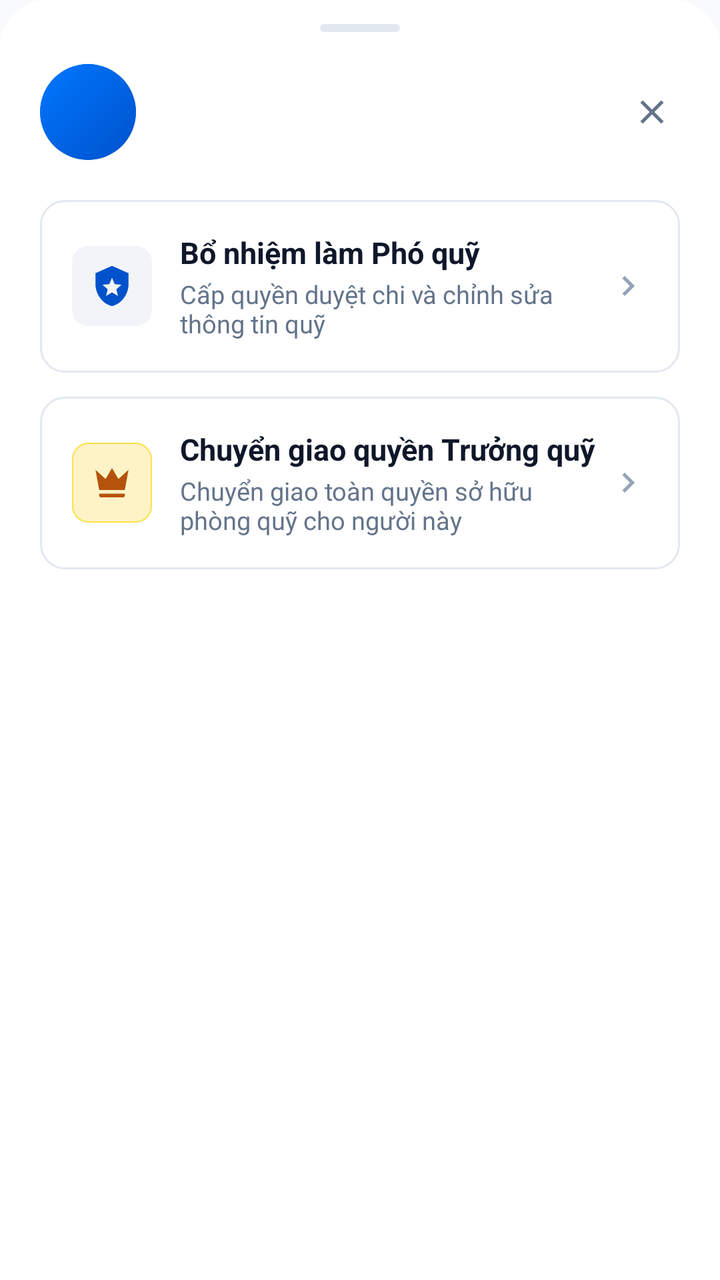
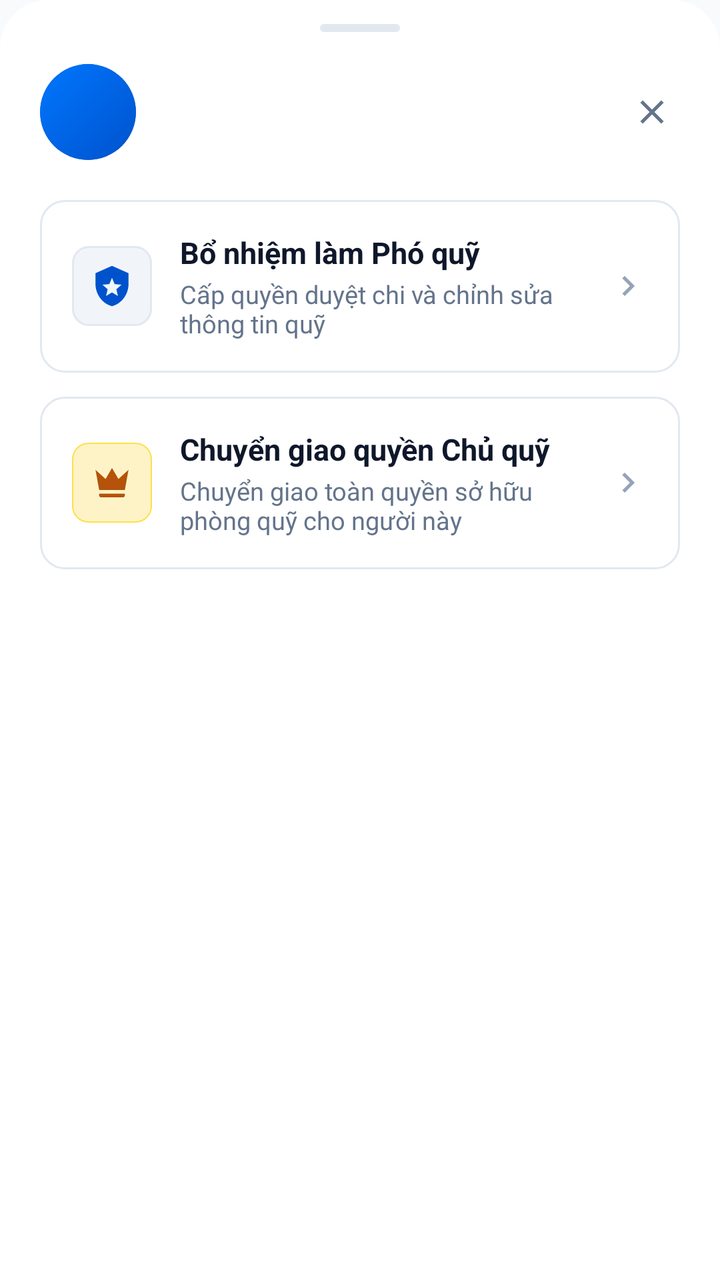

Compare the two renders of this Android layout. The source of the first and the diff that turns it into the second are given below.
<!-- AndroidManifest.xml: application theme Theme.SharedFund -->
<!-- res/layout/bottom_sheet_member_actions.xml -->
<?xml version="1.0" encoding="utf-8"?>
<LinearLayout xmlns:android="http://schemas.android.com/apk/res/android"
    xmlns:app="http://schemas.android.com/apk/res-auto"
    android:layout_width="match_parent"
    android:layout_height="wrap_content"
    android:background="@drawable/bg_bottom_sheet"
    android:orientation="vertical"
    android:paddingStart="20dp"
    android:paddingTop="12dp"
    android:paddingEnd="20dp"
    android:paddingBottom="24dp">

    <View
        android:layout_width="40dp"
        android:layout_height="4dp"
        android:layout_gravity="center_horizontal"
        android:layout_marginBottom="16dp"
        android:background="@drawable/bg_sheet_drag_handle" />

    <RelativeLayout
        android:layout_width="match_parent"
        android:layout_height="wrap_content"
        android:layout_marginBottom="20dp">

        <LinearLayout
            android:layout_width="match_parent"
            android:layout_height="wrap_content"
            android:layout_toStartOf="@id/btnCloseMemberActionSheet"
            android:gravity="center_vertical"
            android:orientation="horizontal">

            <FrameLayout
                android:layout_width="48dp"
                android:layout_height="48dp">

                <ImageView
                    android:id="@+id/ivSheetMemberAvatar"
                    android:layout_width="match_parent"
                    android:layout_height="match_parent"
                    android:background="@drawable/bg_avatar_circle"
                    android:clipToOutline="true"
                    android:scaleType="centerCrop" />

                <TextView
                    android:id="@+id/tvSheetMemberInitials"
                    android:layout_width="match_parent"
                    android:layout_height="match_parent"
                    android:background="@drawable/bg_avatar_circle"
                    android:gravity="center"
                    android:textColor="@android:color/white"
                    android:textSize="16sp"
                    android:textStyle="bold" />
            </FrameLayout>

            <LinearLayout
                android:layout_width="0dp"
                android:layout_height="wrap_content"
                android:layout_marginStart="14dp"
                android:layout_weight="1"
                android:orientation="vertical">

                <TextView
                    android:id="@+id/tvSheetMemberName"
                    android:layout_width="wrap_content"
                    android:layout_height="wrap_content"
                    android:ellipsize="end"
                    android:maxLines="1"
                    android:textColor="@color/text_primary"
                    android:textSize="17sp"
                    android:textStyle="bold" />

                <TextView
                    android:id="@+id/tvSheetMemberRole"
                    android:layout_width="wrap_content"
                    android:layout_height="wrap_content"
                    android:layout_marginTop="4dp"
                    android:textColor="@color/text_secondary"
                    android:textSize="13sp" />
            </LinearLayout>
        </LinearLayout>

        <ImageView
            android:id="@+id/btnCloseMemberActionSheet"
            android:layout_width="28dp"
            android:layout_height="28dp"
            android:layout_alignParentEnd="true"
            android:layout_centerVertical="true"
            android:background="?attr/selectableItemBackgroundBorderless"
            android:contentDescription="Đóng"
            android:padding="4dp"
            android:src="@drawable/ic_close"
            app:tint="@color/text_secondary" />
    </RelativeLayout>

    <LinearLayout
        android:id="@+id/btnSheetToggleTreasurer"
        android:layout_width="match_parent"
        android:layout_height="wrap_content"
        android:layout_marginBottom="12dp"
        android:background="@drawable/bg_input_box"
        android:clickable="true"
        android:focusable="true"
        android:gravity="center_vertical"
        android:orientation="horizontal"
        android:padding="16dp">

        <FrameLayout
            android:layout_width="40dp"
            android:layout_height="40dp"
            android:background="@drawable/bg_role_badge_pill">

            <ImageView
                android:id="@+id/ivSheetTreasurerIcon"
                android:layout_width="22dp"
                android:layout_height="22dp"
                android:layout_gravity="center"
                android:src="@drawable/ic_shield_star"
                app:tint="@color/primary" />
        </FrameLayout>

        <LinearLayout
            android:layout_width="0dp"
            android:layout_height="wrap_content"
            android:layout_marginStart="14dp"
            android:layout_weight="1"
            android:orientation="vertical">

            <TextView
                android:id="@+id/tvSheetTreasurerTitle"
                android:layout_width="wrap_content"
                android:layout_height="wrap_content"
                android:text="Bổ nhiệm làm Phó quỹ"
                android:textColor="@color/text_primary"
                android:textSize="15sp"
                android:textStyle="bold" />

            <TextView
                android:id="@+id/tvSheetTreasurerDesc"
                android:layout_width="wrap_content"
                android:layout_height="wrap_content"
                android:layout_marginTop="2dp"
                android:text="Cấp quyền duyệt chi và chỉnh sửa thông tin quỹ"
                android:textColor="@color/text_secondary"
                android:textSize="12.5sp" />
        </LinearLayout>

        <ImageView
            android:layout_width="20dp"
            android:layout_height="20dp"
            android:src="@drawable/ic_chevron_right"
            app:tint="@color/text_tertiary" />
    </LinearLayout>

    <LinearLayout
        android:id="@+id/btnSheetTransferOwner"
        android:layout_width="match_parent"
        android:layout_height="wrap_content"
        android:background="@drawable/bg_input_box"
        android:clickable="true"
        android:focusable="true"
        android:gravity="center_vertical"
        android:orientation="horizontal"
        android:padding="16dp">

        <FrameLayout
            android:layout_width="40dp"
            android:layout_height="40dp"
            android:background="@drawable/bg_role_badge_owner">

            <ImageView
                android:layout_width="22dp"
                android:layout_height="22dp"
                android:layout_gravity="center"
                android:src="@drawable/ic_crown"
                app:tint="#B45309" />
        </FrameLayout>

        <LinearLayout
            android:layout_width="0dp"
            android:layout_height="wrap_content"
            android:layout_marginStart="14dp"
            android:layout_weight="1"
            android:orientation="vertical">

            <TextView
                android:layout_width="wrap_content"
                android:layout_height="wrap_content"
                android:text="Chuyển giao quyền Trưởng quỹ"
                android:textColor="@color/text_primary"
                android:textSize="15sp"
                android:textStyle="bold" />

            <TextView
                android:layout_width="wrap_content"
                android:layout_height="wrap_content"
                android:layout_marginTop="2dp"
                android:text="Chuyển giao toàn quyền sở hữu phòng quỹ cho người này"
                android:textColor="@color/text_secondary"
                android:textSize="12.5sp" />
        </LinearLayout>

        <ImageView
            android:layout_width="20dp"
            android:layout_height="20dp"
            android:src="@drawable/ic_chevron_right"
            app:tint="@color/text_tertiary" />
    </LinearLayout>

</LinearLayout>
<!-- resources referenced by this layout -->
<resources>
  <color name="primary">#0052CC</color>
  <color name="text_primary">#0F172A</color>
  <color name="text_secondary">#64748B</color>
  <color name="text_tertiary">#94A3B8</color>
  <!-- drawable bg_avatar_circle (drawable) -->
  <?xml version="1.0" encoding="utf-8"?>
  <shape xmlns:android="http://schemas.android.com/apk/res/android"
      android:shape="oval">
      <gradient
          android:angle="135"
          android:startColor="#0052CC"
          android:endColor="#0077FE"
          android:type="linear" />
  </shape>
  <!-- drawable bg_bottom_sheet (drawable) -->
  <?xml version="1.0" encoding="utf-8"?>
  <shape xmlns:android="http://schemas.android.com/apk/res/android"
      android:shape="rectangle">
      <solid android:color="@color/surface" />
      <corners
          android:topLeftRadius="24dp"
          android:topRightRadius="24dp"
          android:bottomLeftRadius="0dp"
          android:bottomRightRadius="0dp" />
  </shape>
  <!-- drawable bg_input_box (drawable) -->
  <?xml version="1.0" encoding="utf-8"?>
  <shape xmlns:android="http://schemas.android.com/apk/res/android"
      android:shape="rectangle">
      <solid android:color="@color/surface" />
      <stroke
          android:width="1dp"
          android:color="@color/border" />
      <corners android:radius="12dp" />
  </shape>
  <!-- drawable bg_role_badge_owner (drawable) -->
  <?xml version="1.0" encoding="utf-8"?>
  <shape xmlns:android="http://schemas.android.com/apk/res/android"
      android:shape="rectangle">
      <corners android:radius="8dp" />
      <solid android:color="#FEF3C7" />
      <stroke
          android:width="0.8dp"
          android:color="#FDE047" />
  </shape>
  <!-- drawable bg_role_badge_pill (drawable) -->
  <shape xmlns:android="http://schemas.android.com/apk/res/android"
      android:shape="rectangle">
      <corners android:radius="8dp" />
      <solid android:color="#F1F5F9" />
  </shape>
  <!-- drawable bg_sheet_drag_handle (drawable) -->
  <?xml version="1.0" encoding="utf-8"?>
  <shape xmlns:android="http://schemas.android.com/apk/res/android"
      android:shape="rectangle">
      <corners android:radius="2dp" />
      <solid android:color="@color/border" />
  </shape>
  <!-- drawable ic_chevron_right (drawable) -->
  <vector xmlns:android="http://schemas.android.com/apk/res/android"
      android:width="24dp"
      android:height="24dp"
      android:viewportWidth="24"
      android:viewportHeight="24">
      <path
          android:fillColor="@color/text_secondary"
          android:pathData="M10,6L8.59,7.41L13.17,12l-4.58,4.59L10,18l6,-6z" />
  </vector>
  <!-- drawable ic_close (drawable) -->
  <vector xmlns:android="http://schemas.android.com/apk/res/android"
      android:width="24dp"
      android:height="24dp"
      android:viewportWidth="24"
      android:viewportHeight="24">
      <path
          android:fillColor="#FF000000"
          android:pathData="M19,6.41L17.59,5 12,10.59 6.41,5 5,6.41 10.59,12 5,17.59 6.41,19 12,13.41 17.59,19 19,17.59 13.41,12z" />
  </vector>
  <!-- drawable ic_crown (drawable) -->
  <vector xmlns:android="http://schemas.android.com/apk/res/android"
      android:width="24dp"
      android:height="24dp"
      android:viewportWidth="24"
      android:viewportHeight="24">
      <path
          android:fillColor="#FF000000"
          android:pathData="M5,16L3,5l5.5,5L12,4l3.5,6L21,5l-2,11H5zm14,3c0,0.55 -0.45,1 -1,1H6c-0.55,0 -1,-0.45 -1,-1v-1h14v1z" />
  </vector>
  <style name="Theme.SharedFund" parent="Base.Theme.SharedFund" />
  <color name="surface">#FFFFFF</color>
  <color name="border">#E2E8F0</color>
  <color name="primary_dark">#003D99</color>
  <color name="accent_income">#10B981</color>
  <color name="background">#F8FAFC</color>
  <!-- unchanged entries left out for length: 2 -->
</resources>

<!-- the commit's change to res/layout/bottom_sheet_member_actions.xml (unified diff, before → after) -->
@@ -185,7 +185,7 @@
             <TextView
                 android:layout_width="wrap_content"
                 android:layout_height="wrap_content"
-                android:text="Chuyển giao quyền Trưởng quỹ"
+                android:text="Chuyển giao quyền Chủ quỹ"
                 android:textColor="@color/text_primary"
                 android:textSize="15sp"
                 android:textStyle="bold" />
<!-- resource entries referenced after the edit -->
@@ -40,16 +40,20 @@
   <shape xmlns:android="http://schemas.android.com/apk/res/android"
       android:shape="rectangle">
       <corners android:radius="8dp" />
-      <solid android:color="#FEF3C7" />
+      <solid android:color="@color/role_owner_bg" />
       <stroke
           android:width="0.8dp"
-          android:color="#FDE047" />
+          android:color="@color/role_owner_stroke" />
   </shape>
   <!-- drawable bg_role_badge_pill (drawable) -->
+  <?xml version="1.0" encoding="utf-8"?>
   <shape xmlns:android="http://schemas.android.com/apk/res/android"
       android:shape="rectangle">
       <corners android:radius="8dp" />
-      <solid android:color="#F1F5F9" />
+      <solid android:color="@color/surface_variant" />
+      <stroke
+          android:width="1dp"
+          android:color="@color/border" />
   </shape>
   <!-- drawable bg_sheet_drag_handle (drawable) -->
   <?xml version="1.0" encoding="utf-8"?>
@@ -91,6 +95,9 @@
   <style name="Theme.SharedFund" parent="Base.Theme.SharedFund" />
   <color name="surface">#FFFFFF</color>
   <color name="border">#E2E8F0</color>
+  <color name="role_owner_bg">#FEF3C7</color>
+  <color name="role_owner_stroke">#FDE047</color>
+  <color name="surface_variant">#F1F5F9</color>
   <color name="primary_dark">#003D99</color>
   <color name="accent_income">#10B981</color>
   <color name="background">#F8FAFC</color>
